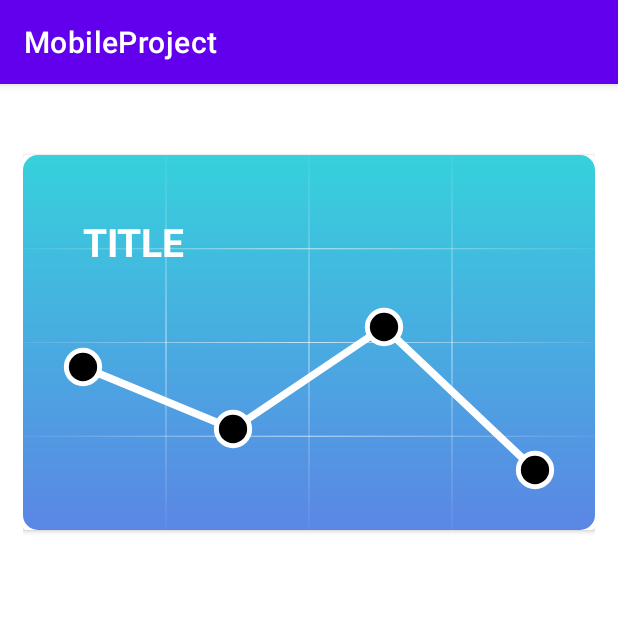
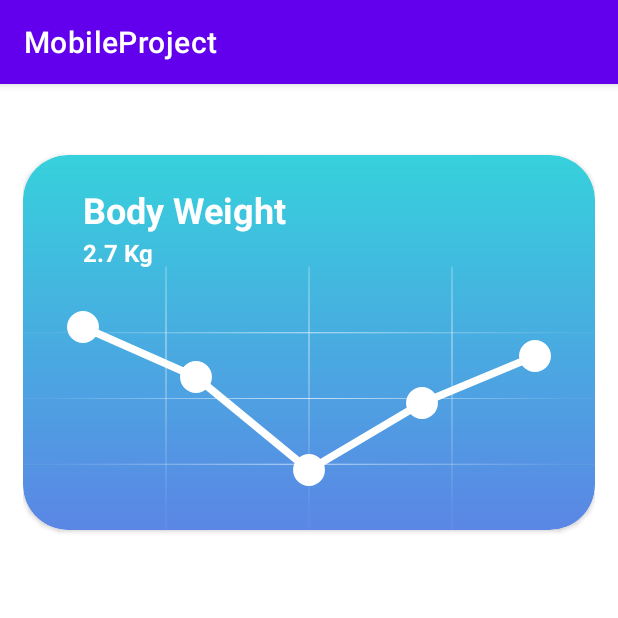
Before and after one commit to nixetheus/Fitup, an Android app: the screen it shows after launch (MainActivity), on a phone screen of 412 x 824 dp, the top half of it. Run offline under Robolectric (Android 15) with nearby library versions, the light colour scheme and no system bars.

Commit message:
GraphView updates

```diff
--- a/app/src/main/java/it/polimi/mobile/design/custom_layouts/LineGraphLayout.kt
+++ b/app/src/main/java/it/polimi/mobile/design/custom_layouts/LineGraphLayout.kt
@@ -42,10 +42,12 @@ class LineGraphLayout(context: Context, attrs: AttributeSet?) : RelativeLayout(c
         setWillNotDraw(false)
         // TODO: testing
         dataPoints = listOf(DataPoint(LocalDateTime.of(2022, 10, 6, 12, 0), 60.3f),
-            DataPoint(LocalDateTime.of(2022, 10, 7, 12, 0), 57.3f),
-            DataPoint(LocalDateTime.of(2022, 10, 8, 12, 0), 62.3f),
-            DataPoint(LocalDateTime.of(2022, 10, 9, 12, 0), 55.3f))
+            DataPoint(LocalDateTime.of(2022, 10, 7, 12, 0), 57.4f),
+            DataPoint(LocalDateTime.of(2022, 10, 8, 12, 0), 52.1f),
+            DataPoint(LocalDateTime.of(2022, 10, 9, 12, 0), 55.9f),
+            DataPoint(LocalDateTime.of(2022, 10, 10, 12, 0), 58.6f))
         post{drawName()}
+        post{drawDifference()}
         post{drawDataPoints()}
     }
 
@@ -68,15 +70,36 @@ class LineGraphLayout(context: Context, attrs: AttributeSet?) : RelativeLayout(c
 
         val nameView = TextView(context)
 
-        nameView.text = "TITLE"
+        nameView.text = "Body Weight"
         nameView.setTextColor(Color.WHITE)
-        nameView.setTextSize(TypedValue.COMPLEX_UNIT_SP, 26f)
+        nameView.setTextSize(TypedValue.COMPLEX_UNIT_SP, 24f)
         nameView.typeface = Typeface.create("Lato Bold", Typeface.BOLD)
 
         val params = LayoutParams(ConstraintLayout.LayoutParams.WRAP_CONTENT,
             ConstraintLayout.LayoutParams.WRAP_CONTENT)
         params.leftMargin = fakePadding
-        params.topMargin = fakePadding
+        params.topMargin = fakePadding / 2
+
+        addView(nameView, params)
+    }
+
+    private fun drawDifference() {
+
+        val nameView = TextView(context)
+
+        nameView.text =
+            if (dataPoints.size == 1) "0"
+            else String.format("%.1f", ((dataPoints[dataPoints.size - 1].yCoordinate -
+                    dataPoints[dataPoints.size - 2].yCoordinate))) + " Kg"  // TODO
+
+        nameView.setTextColor(Color.WHITE)
+        nameView.setTextSize(TypedValue.COMPLEX_UNIT_SP, 16f)
+        nameView.typeface = Typeface.create("Lato Bold", Typeface.BOLD)
+
+        val params = LayoutParams(ConstraintLayout.LayoutParams.WRAP_CONTENT,
+            ConstraintLayout.LayoutParams.WRAP_CONTENT)
+        params.leftMargin = fakePadding
+        params.topMargin = (fakePadding * 1.35).toInt()
 
         addView(nameView, params)
     }
@@ -132,7 +155,7 @@ class LineGraphLayout(context: Context, attrs: AttributeSet?) : RelativeLayout(c
         linesPaint.style = Paint.Style.STROKE
         linesPaint.strokeCap = Paint.Cap.ROUND
 
-        val positions = floatArrayOf(0f, 0.5f, 1f)
+        val positions = floatArrayOf(0.05f, 0.5f, 0.95f)
         val fadedWhite = Color.parseColor("#AAFFFFFF")
         val transparentWhite = Color.parseColor("#11FFFFFF")
         val colors = intArrayOf(transparentWhite, fadedWhite, transparentWhite)
@@ -144,8 +167,9 @@ class LineGraphLayout(context: Context, attrs: AttributeSet?) : RelativeLayout(c
                 width.toFloat(), index * (height.toFloat() / n), colors, positions,
                 Shader.TileMode.REPEAT)
             canvas.drawLine(
-                0f, index * (height.toFloat() / n),
-                width.toFloat(), index * (height.toFloat() / n), linesPaint
+                0f, index * ((height - titleStrip).toFloat() / n) + titleStrip,
+                width.toFloat(), index * ((height - titleStrip).toFloat() / n) + titleStrip,
+                linesPaint
             )
 
             // Y Lines
@@ -153,7 +177,7 @@ class LineGraphLayout(context: Context, attrs: AttributeSet?) : RelativeLayout(c
                 index * (width.toFloat() / n), height.toFloat(), colors, positions,
                 Shader.TileMode.CLAMP)
             canvas.drawLine(
-                index * (width.toFloat() / n), 0f,
+                index * (width.toFloat() / n), titleStrip.toFloat(),
                 index * (width.toFloat() / n), height.toFloat(), linesPaint
             )
         }
--- a/app/src/main/java/it/polimi/mobile/design/custom_views/LineGraphDataView.kt
+++ b/app/src/main/java/it/polimi/mobile/design/custom_views/LineGraphDataView.kt
@@ -30,7 +30,7 @@ class LineGraphDataView(context: Context, attrs: AttributeSet? = null) : View(co
     private fun drawCircle(canvas: Canvas) {
 
         val pointPaint = Paint()
-        pointPaint.strokeWidth = dataPointSize.toFloat() / 10
+        pointPaint.strokeWidth = dataPointSize.toFloat() / 12
         pointPaint.strokeCap = Paint.Cap.ROUND
 
         pointPaint.color = Color.WHITE
@@ -38,7 +38,7 @@ class LineGraphDataView(context: Context, attrs: AttributeSet? = null) : View(co
         canvas.drawCircle((dataPointSize / 2f), (dataPointSize / 2f),
             pointPaint.strokeWidth * sqrt(2f), pointPaint)
 
-        pointPaint.color = Color.BLACK
+        pointPaint.color = Color.WHITE
         pointPaint.style = Paint.Style.FILL
         canvas.drawCircle((dataPointSize / 2f), (dataPointSize / 2f),
             pointPaint.strokeWidth * sqrt(2f), pointPaint)
--- a/app/src/main/res/drawable/gradient_0.xml
+++ b/app/src/main/res/drawable/gradient_0.xml
@@ -5,6 +5,6 @@
         android:endColor="#36D1DC"
         android:angle="90" />
     <corners
-        android:radius="10dp">
+        android:radius="30dp">
     </corners>
 </shape>
--- a/app/src/main/res/layout/activity_main.xml
+++ b/app/src/main/res/layout/activity_main.xml
@@ -11,6 +11,7 @@
         android:layout_width="match_parent"
         android:layout_height="wrap_content"
         android:layout_marginTop="32dp"
+        app:cardCornerRadius="30dp"
         app:layout_constraintEnd_toEndOf="parent"
         app:layout_constraintStart_toStartOf="parent"
         app:layout_constraintTop_toTopOf="parent">
```
